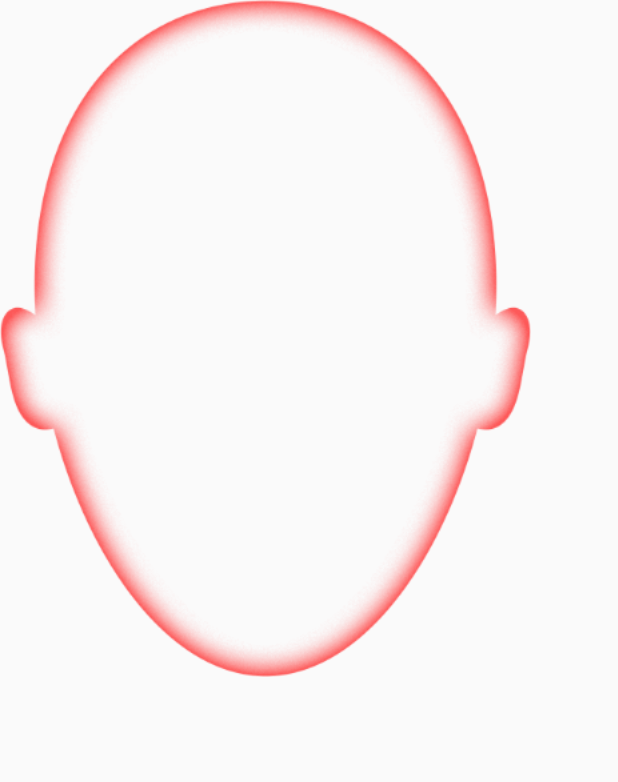
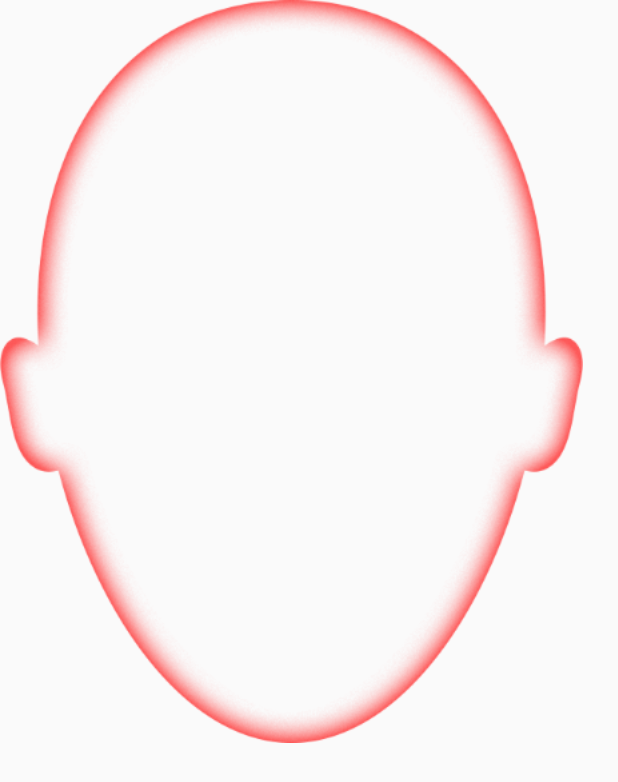
Before and after one commit to floadyun/MonitorPicture, an Android app: the layout view_float_capture.xml on its own in the app's theme, with its tools: preview values and no code run, on a phone screen of 412 x 824 dp. Shown: the top 782 px of the screen. Run offline under Robolectric (Android 15) with nearby library versions, the phone set to English and light mode, and no system bars.

Commit message:
相框高度调整

```diff
--- a/app/src/main/java/com/iwinad/uploadpicture/service/MonitorService.java
+++ b/app/src/main/java/com/iwinad/uploadpicture/service/MonitorService.java
@@ -94,7 +94,7 @@ public class MonitorService extends Service {
 	private void initFloatView(){
 		if(floatView!=null)return;
 		guideView = MoniorActivity.moniorActivity.getLayoutInflater().inflate(R.layout.view_float_capture,null);
-		floatView = new FloatView(MoniorActivity.moniorActivity, 274,469, guideView);
+		floatView = new FloatView(MoniorActivity.moniorActivity, 248,481, guideView);
 		guideView.setFocusable(false);
 		guideView.setClickable(false);
 		floatView.setIsAllowTouch(false);
@@ -118,12 +118,11 @@ public class MonitorService extends Service {
 		},1000);
 	}
 	@Override
-	public int onStartCommand(Intent intent, int flags, int startId) {
+	public int onStartCommand(Intent intent, int flags, int startId)  {
 		// TODO Auto-generated method stub
 		flags = START_STICKY;
 		return super.onStartCommand(intent, flags, startId);
 	}
-
 	@Override
 	public void onDestroy() {
 		super.onDestroy();
--- a/app/src/main/res/layout/view_float_capture.xml
+++ b/app/src/main/res/layout/view_float_capture.xml
@@ -3,7 +3,7 @@
     android:orientation="vertical" android:layout_width="wrap_content"
     android:layout_height="wrap_content">
     <View
-        android:layout_width="531px"
-        android:layout_height="677px"
+        android:layout_width="583px"
+        android:layout_height="743px"
         android:background="@drawable/float_capture"/>
 </RelativeLayout>
```
Also changed, not shown: app/src/main/res/drawable-xhdpi/float_capture.jpg (deleted), app/src/main/res/drawable-xhdpi/float_capture.png (added).
